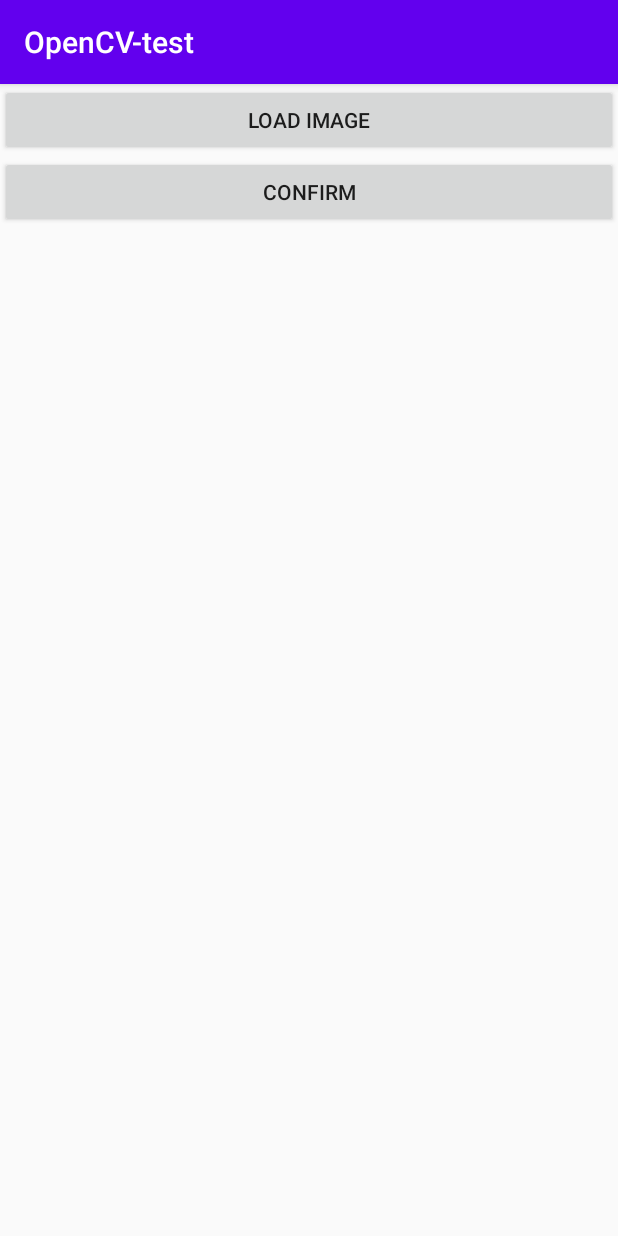
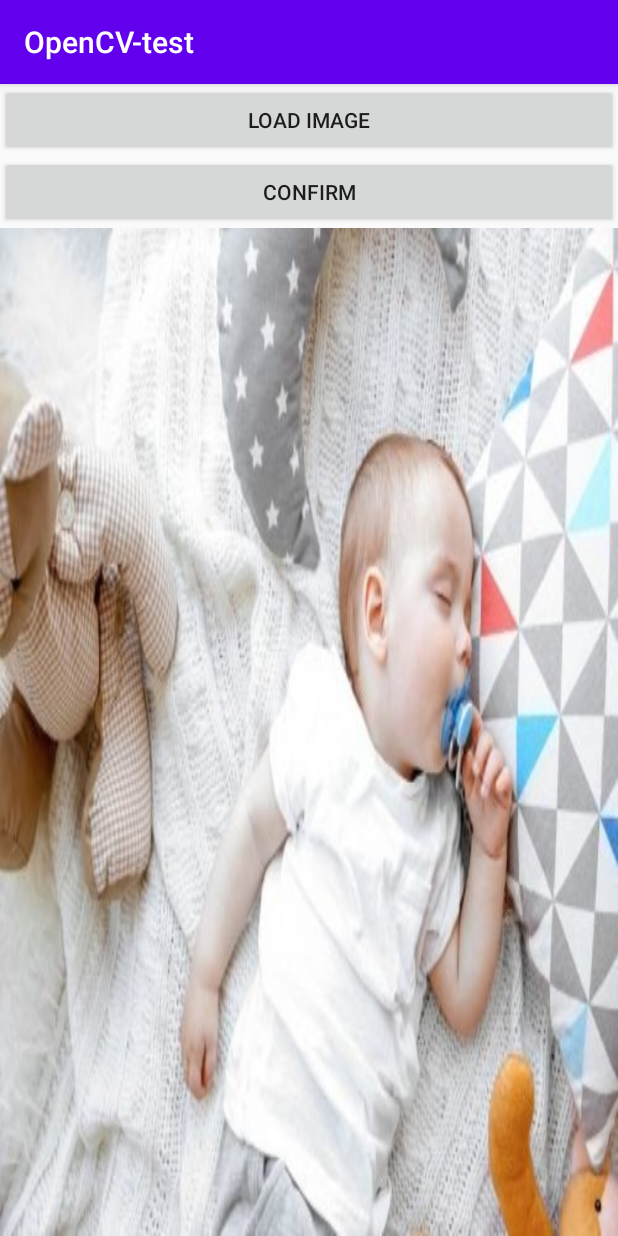
Before and after one commit to atomsk752/OpenCV-test, an Android app: the screen it shows after launch (ImageActivity), on a phone screen of 412 x 824 dp. Run offline under Robolectric (Android 15) with nearby library versions, the phone set to English and light mode, and no system bars; libraries missing offline, so code that uses them is left out: org.opencv.android, org.opencv.core, org.opencv.imgproc; 3 statements that could not run were skipped.

```diff
--- a/app/src/main/res/layout/activity_image.xml
+++ b/app/src/main/res/layout/activity_image.xml
@@ -25,28 +25,27 @@
             android:text="Confirm"/>
     </LinearLayout>
 
-    <LinearLayout
+    <RelativeLayout
         android:layout_width="match_parent"
-        android:layout_height="wrap_content"
-        android:orientation="vertical">
+        android:layout_height="match_parent">
 
         <ImageView
             android:id="@+id/origin_iv"
             android:layout_width="match_parent"
             android:layout_height="wrap_content"
             android:layout_marginTop="20dp"/>
-
+        <ImageView
+            android:id="@+id/sample_img"
+            android:layout_width="match_parent"
+            android:layout_height="match_parent"
+            android:scaleType="fitXY"
+            android:layout_centerInParent="true"
+            android:src="@drawable/test_ic_babyimg"/>
         <ImageView
             android:id="@+id/edge_iv"
             android:layout_width="match_parent"
-            android:layout_height="wrap_content"
-            android:layout_marginTop="20dp"/>
-
-        <FrameLayout
-            android:layout_width="match_parent"
-            android:layout_height="589dp">
-
-        </FrameLayout>
-    </LinearLayout>
+            android:layout_height="match_parent"
+            android:layout_centerInParent="true"/>
+    </RelativeLayout>
 
 </LinearLayout>
```
Also changed, not shown: app/src/main/java/com/honeyrock/opencv_test/ImageActivity.java (+53 -8 lines), app/src/main/res/drawable/image_not_found.png (added), app/src/main/res/drawable/test_ic_babyimg.jpg (added), 1 other file.
